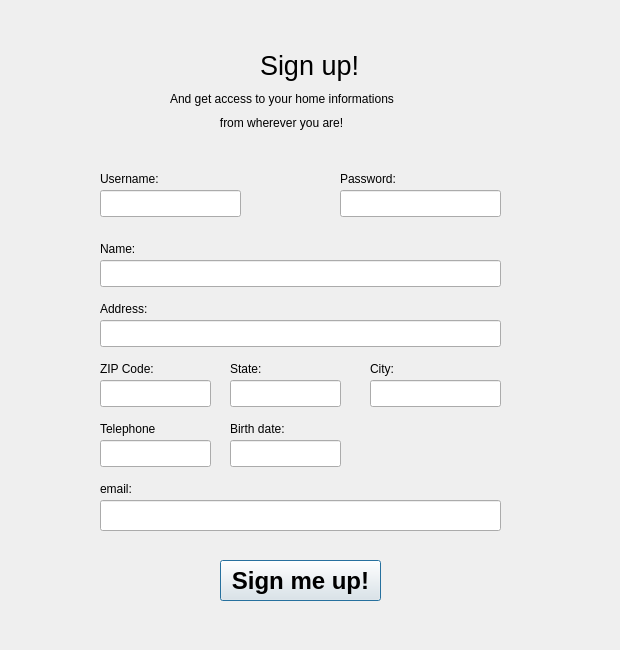
Before: the Qt Designer form PDS Project/PDS_Project/subsdialog.ui in miguelrochajr/PDS, drawn with Qt 5.
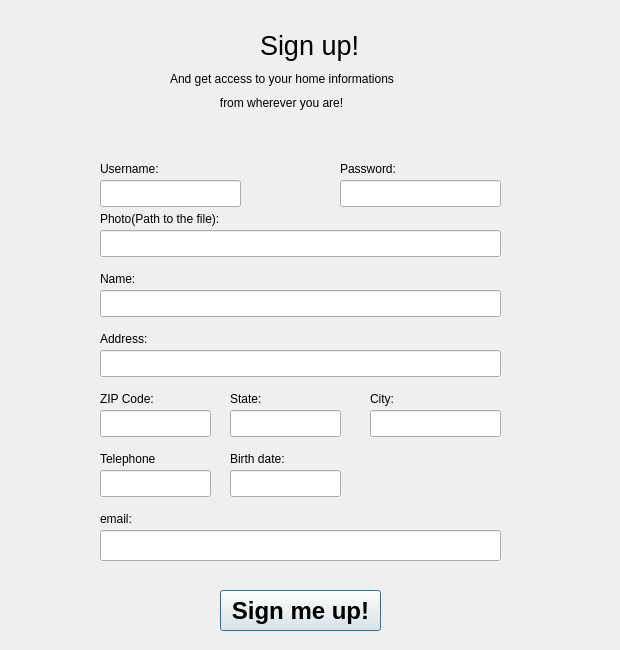
After: the same form once the commit is applied.

Diff of the .ui file:
```diff
--- a/PDS Project/PDS_Project/subsdialog.ui
+++ b/PDS Project/PDS_Project/subsdialog.ui
@@ -17,7 +17,7 @@
    <property name="geometry">
     <rect>
      <x>260</x>
-     <y>40</y>
+     <y>20</y>
      <width>101</width>
      <height>51</height>
     </rect>
@@ -35,7 +35,7 @@
    <property name="geometry">
     <rect>
      <x>100</x>
-     <y>260</y>
+     <y>290</y>
      <width>401</width>
      <height>27</height>
     </rect>
@@ -45,7 +45,7 @@
    <property name="geometry">
     <rect>
      <x>100</x>
-     <y>240</y>
+     <y>270</y>
      <width>67</width>
      <height>17</height>
     </rect>
@@ -58,7 +58,7 @@
    <property name="geometry">
     <rect>
      <x>100</x>
-     <y>300</y>
+     <y>330</y>
      <width>67</width>
      <height>17</height>
     </rect>
@@ -71,7 +71,7 @@
    <property name="geometry">
     <rect>
      <x>100</x>
-     <y>320</y>
+     <y>350</y>
      <width>401</width>
      <height>27</height>
     </rect>
@@ -81,7 +81,7 @@
    <property name="geometry">
     <rect>
      <x>100</x>
-     <y>360</y>
+     <y>390</y>
      <width>67</width>
      <height>17</height>
     </rect>
@@ -94,7 +94,7 @@
    <property name="geometry">
     <rect>
      <x>100</x>
-     <y>380</y>
+     <y>410</y>
      <width>111</width>
      <height>27</height>
     </rect>
@@ -104,7 +104,7 @@
    <property name="geometry">
     <rect>
      <x>100</x>
-     <y>420</y>
+     <y>450</y>
      <width>81</width>
      <height>17</height>
     </rect>
@@ -117,7 +117,7 @@
    <property name="geometry">
     <rect>
      <x>100</x>
-     <y>440</y>
+     <y>470</y>
      <width>111</width>
      <height>27</height>
     </rect>
@@ -127,7 +127,7 @@
    <property name="geometry">
     <rect>
      <x>230</x>
-     <y>420</y>
+     <y>450</y>
      <width>67</width>
      <height>17</height>
     </rect>
@@ -140,7 +140,7 @@
    <property name="geometry">
     <rect>
      <x>230</x>
-     <y>440</y>
+     <y>470</y>
      <width>111</width>
      <height>27</height>
     </rect>
@@ -153,7 +153,7 @@
    <property name="geometry">
     <rect>
      <x>100</x>
-     <y>170</y>
+     <y>160</y>
      <width>81</width>
      <height>17</height>
     </rect>
@@ -166,7 +166,7 @@
    <property name="geometry">
     <rect>
      <x>100</x>
-     <y>190</y>
+     <y>180</y>
      <width>141</width>
      <height>27</height>
     </rect>
@@ -179,7 +179,7 @@
    <property name="geometry">
     <rect>
      <x>100</x>
-     <y>480</y>
+     <y>510</y>
      <width>67</width>
      <height>17</height>
     </rect>
@@ -192,7 +192,7 @@
    <property name="geometry">
     <rect>
      <x>100</x>
-     <y>500</y>
+     <y>530</y>
      <width>401</width>
      <height>31</height>
     </rect>
@@ -205,7 +205,7 @@
    <property name="geometry">
     <rect>
      <x>340</x>
-     <y>170</y>
+     <y>160</y>
      <width>81</width>
      <height>17</height>
     </rect>
@@ -218,7 +218,7 @@
    <property name="geometry">
     <rect>
      <x>340</x>
-     <y>190</y>
+     <y>180</y>
      <width>161</width>
      <height>27</height>
     </rect>
@@ -234,7 +234,7 @@
    <property name="geometry">
     <rect>
      <x>230</x>
-     <y>360</y>
+     <y>390</y>
      <width>67</width>
      <height>17</height>
     </rect>
@@ -247,7 +247,7 @@
    <property name="geometry">
     <rect>
      <x>230</x>
-     <y>380</y>
+     <y>410</y>
      <width>111</width>
      <height>27</height>
     </rect>
@@ -257,7 +257,7 @@
    <property name="geometry">
     <rect>
      <x>370</x>
-     <y>360</y>
+     <y>390</y>
      <width>67</width>
      <height>17</height>
     </rect>
@@ -270,7 +270,7 @@
    <property name="geometry">
     <rect>
      <x>370</x>
-     <y>380</y>
+     <y>410</y>
      <width>131</width>
      <height>27</height>
     </rect>
@@ -280,7 +280,7 @@
    <property name="geometry">
     <rect>
      <x>220</x>
-     <y>560</y>
+     <y>590</y>
      <width>161</width>
      <height>41</height>
     </rect>
@@ -301,11 +301,11 @@
     <bool>false</bool>
    </property>
   </widget>
-  <widget class="QWidget" name="">
+  <widget class="QWidget" name="layoutWidget">
    <property name="geometry">
     <rect>
      <x>170</x>
-     <y>90</y>
+     <y>70</y>
      <width>289</width>
      <height>42</height>
     </rect>
@@ -330,6 +330,32 @@
     </item>
    </layout>
   </widget>
+  <widget class="QLineEdit" name="lineEdit_photo">
+   <property name="geometry">
+    <rect>
+     <x>100</x>
+     <y>230</y>
+     <width>401</width>
+     <height>27</height>
+    </rect>
+   </property>
+   <property name="text">
+    <string/>
+   </property>
+  </widget>
+  <widget class="QLabel" name="label_10">
+   <property name="geometry">
+    <rect>
+     <x>100</x>
+     <y>210</y>
+     <width>161</width>
+     <height>17</height>
+    </rect>
+   </property>
+   <property name="text">
+    <string>Photo(Path to the file):</string>
+   </property>
+  </widget>
  </widget>
  <tabstops>
   <tabstop>lineEdit_username</tabstop>
```
